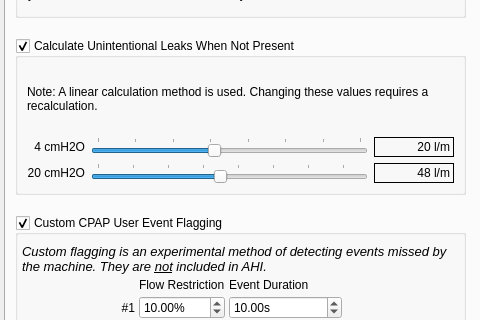
operativeF/oscar, file oscar/preferencesdialog.ui: the form before one commit; both pictures show x 0 to 480 and y 178 to 498 of the 945 by 644 pixel window.
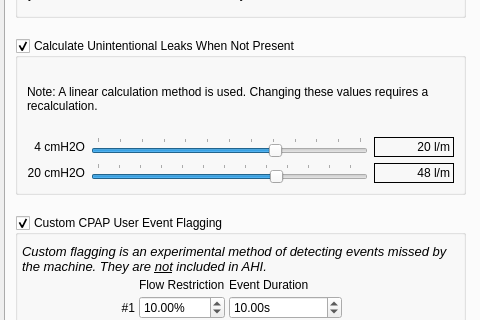
The form after the commit. Icons and pictures are not drawn.

Commit message: Increase mask vent rate ranges

```diff
--- a/oscar/preferencesdialog.ui
+++ b/oscar/preferencesdialog.ui
@@ -797,7 +797,7 @@
                <string>Your masks vent rate at 20 cmH2O pressure</string>
               </property>
               <property name="minimum">
-               <number>400</number>
+               <number>300</number>
               </property>
               <property name="maximum">
                <number>550</number>
@@ -853,7 +853,7 @@
                <string>Your masks vent rate at 4 cmH2O pressure</string>
               </property>
               <property name="minimum">
-               <number>170</number>
+               <number>120</number>
               </property>
               <property name="maximum">
                <number>240</number>
```
